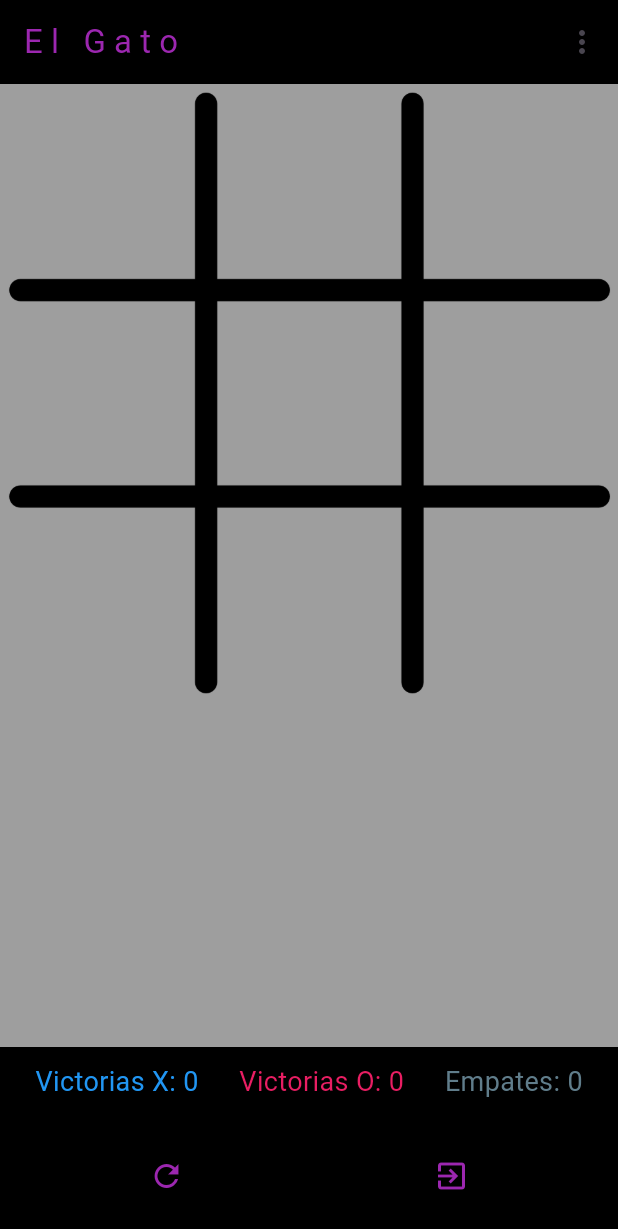
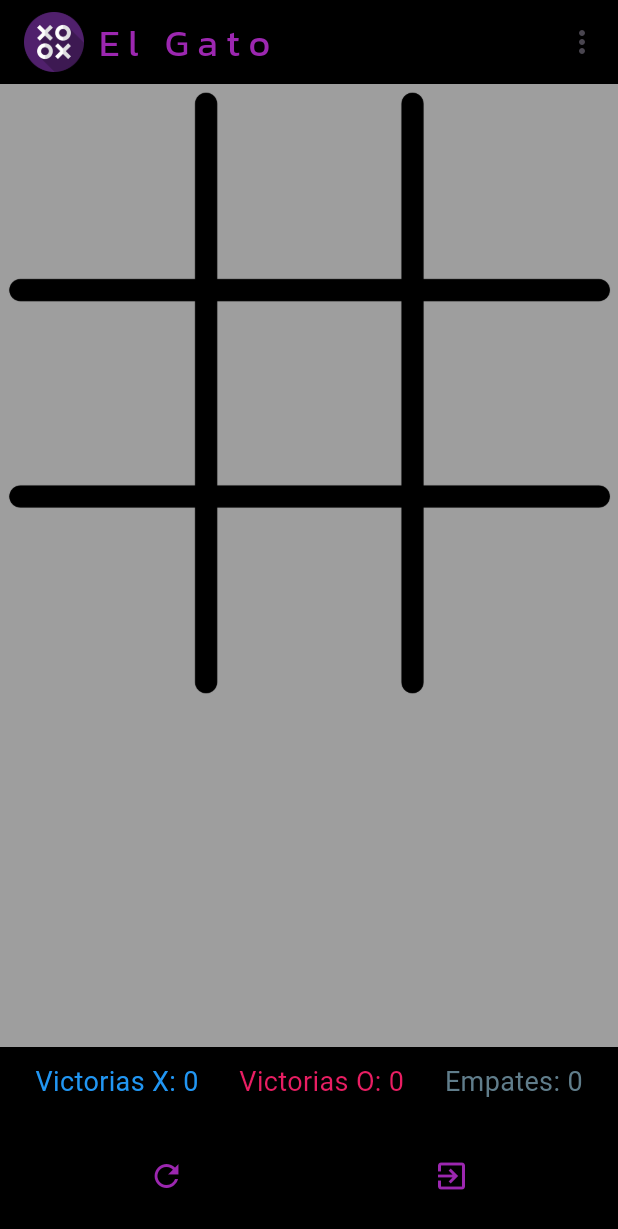
Before and after one commit to slaughtbear/R.A-Flutter-Gato, a Flutter app: the screen it shows after launch, on a phone screen of 412 x 824 dp. Shown: the top 1229 px of the screen. Run offline on Flutter 3.47's test engine with Material 3 defaults, Android fonts, the light colour scheme and no system bars.

Commit message:
app terminada

```diff
--- a/lib/pantallas/home.dart
+++ b/lib/pantallas/home.dart
@@ -20,16 +20,32 @@ class _HomeState extends State<Home> {
   Widget build(BuildContext context) {
     return Scaffold(
       appBar: AppBar(
-        title: const Text(
-          "E l   G a t o",
-          style: TextStyle(
-            color: Colors.purple, // Cambia el color del texto del título
-          ),
+        backgroundColor: Colors.black, // Color de fondo del AppBar
+        title: Row(
+          children: [
+            Padding(
+              padding: const EdgeInsets.only(right: 10.0),
+              child: Image.asset(
+                'imagenes/gato.png', // Ruta de la imagen que deseas utilizar como logo
+                height: 40, // Altura de la imagen
+                width: 40, // Ancho de la imagen
+                fit: BoxFit.contain, // Ajuste de la imagen dentro del contenedor
+              ),
+            ),
+            const Text(
+              "E l   G a t o",
+              style: TextStyle(
+                color: Colors.purple, // Cambia el color del texto del título
+                fontFamily: 'Kanit', // Usa el nombre de la familia de fuentes definida en pubspec.yaml
+                fontSize: 25.0,
+                fontWeight: FontWeight.normal,
+              ),
+            ),
+          ],
         ),
-        backgroundColor: Colors.black, // Cambia el color de fondo de la AppBar
         actions: [
           PopupMenuButton<String>(
-            color: Colors.black, // Cambia el color de fondo del PopupMenuButton
+            color: Colors.black, // Color de fondo del PopupMenuButton
             onSelected: (value) {
               if (value == "restart") {
                 _mostrarConfirmacion(context, "¿Reiniciar juego?", "¿Estás seguro que deseas reiniciar el juego?", () {
@@ -60,6 +76,8 @@ class _HomeState extends State<Home> {
           )
         ],
       ),
+
+
       backgroundColor: Colors.grey,
       body: Column(
         crossAxisAlignment: CrossAxisAlignment.stretch,
--- a/pubspec.yaml
+++ b/pubspec.yaml
@@ -31,6 +31,8 @@ dependencies:
   flutter:
     sdk: flutter
 
+  flutter_launcher_icons: ^0.13.1
+
   # The following adds the Cupertino Icons font to your application.
   # Use with the CupertinoIcons class for iOS style icons.
   cupertino_icons: ^1.0.6
@@ -44,7 +46,6 @@ dev_dependencies:
   # activated in the `analysis_options.yaml` file located at the root of your
   # package. See that file for information about deactivating specific lint
   # rules and activating additional ones.
-  flutter_lints: ^3.0.0
 
 # For information on the generic Dart part of this file, see the
 # following page: https://dart.dev/tools/pub/pubspec
```
Also changed, not shown: imagenes/gato.png (added), pubspec.lock, 16 other files.
